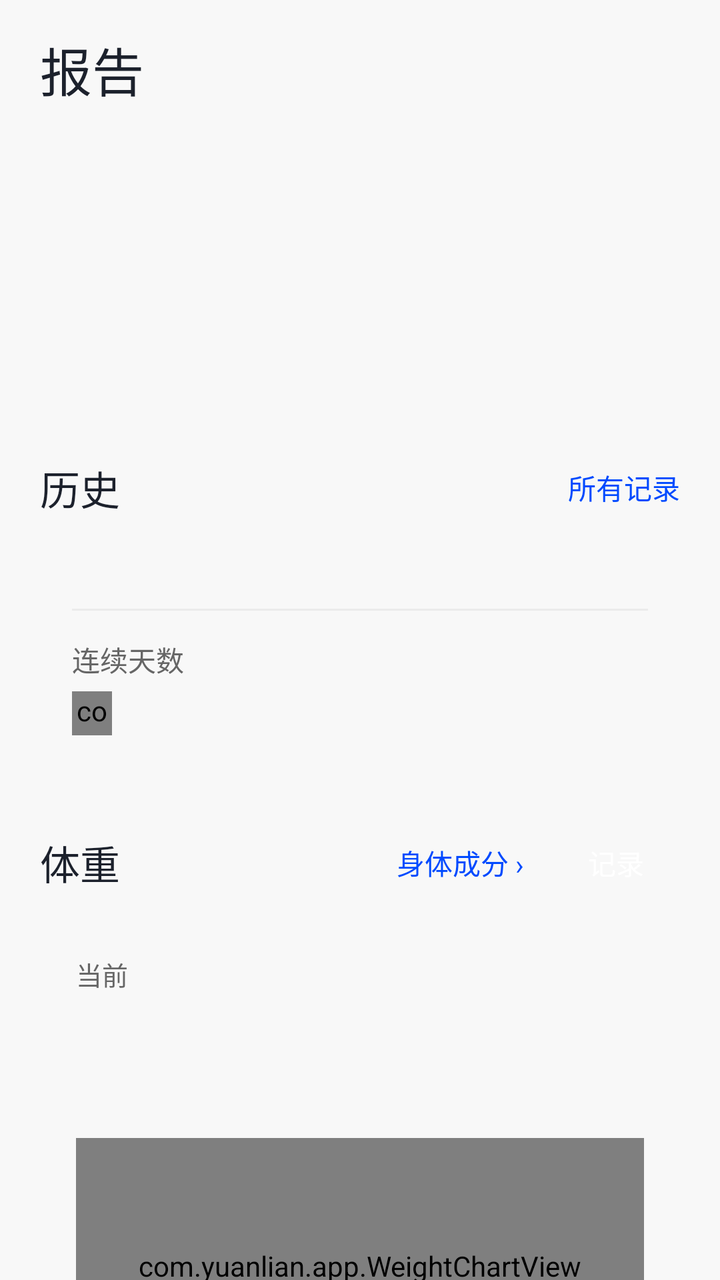
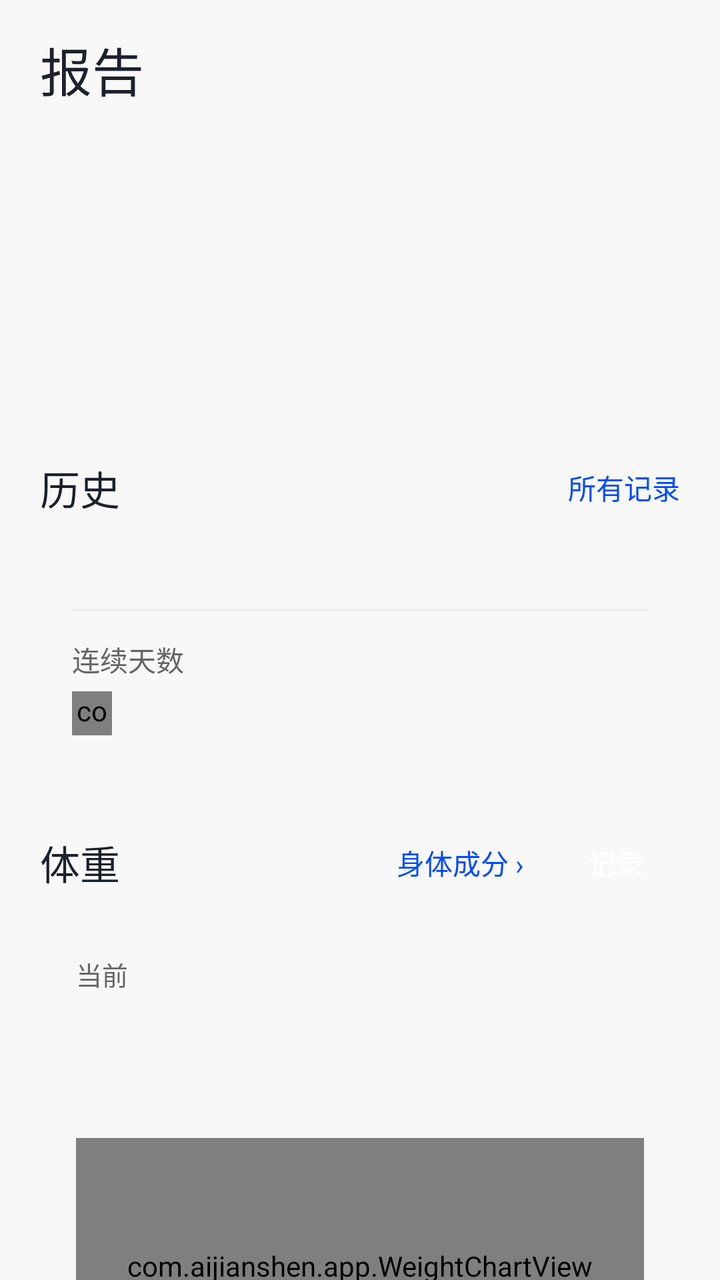

Before-and-after screenshots of an Android layout around one commit, followed by the original layout XML and the change that was made.
<!-- AndroidManifest.xml: application theme AppTheme -->
<!-- res/layout/activity_report.xml -->
<?xml version="1.0" encoding="utf-8"?>
<LinearLayout xmlns:android="http://schemas.android.com/apk/res/android"
    android:id="@+id/root"
    android:layout_width="match_parent"
    android:layout_height="match_parent"
    android:background="@color/bg"
    android:orientation="vertical">

    <ScrollView
        android:layout_width="match_parent"
        android:layout_height="0dp"
        android:layout_weight="1"
        android:clipToPadding="false"
        android:fillViewport="true"
        android:scrollbars="none">

        <LinearLayout
            android:layout_width="match_parent"
            android:layout_height="wrap_content"
            android:orientation="vertical"
            android:paddingLeft="20dp"
            android:paddingTop="16dp"
            android:paddingRight="20dp"
            android:paddingBottom="28dp">

            <TextView
                android:id="@+id/tv_title"
                android:layout_width="match_parent"
                android:layout_height="wrap_content"
                android:includeFontPadding="false"
                android:text="报告"
                android:textColor="@color/ink"
                android:textSize="26sp" />

            <LinearLayout
                android:id="@+id/stat_card"
                android:layout_width="match_parent"
                android:layout_height="wrap_content"
                android:layout_marginTop="18dp"
                android:orientation="horizontal"
                android:paddingTop="22dp"
                android:paddingBottom="20dp">

                <LinearLayout
                    android:id="@+id/stat_col_1"
                    android:layout_width="0dp"
                    android:layout_height="wrap_content"
                    android:layout_weight="1"
                    android:gravity="center"
                    android:orientation="vertical" />

                <LinearLayout
                    android:id="@+id/stat_col_2"
                    android:layout_width="0dp"
                    android:layout_height="wrap_content"
                    android:layout_weight="1"
                    android:gravity="center"
                    android:orientation="vertical" />

                <LinearLayout
                    android:id="@+id/stat_col_3"
                    android:layout_width="0dp"
                    android:layout_height="wrap_content"
                    android:layout_weight="1"
                    android:gravity="center"
                    android:orientation="vertical" />
            </LinearLayout>

            <LinearLayout
                android:id="@+id/heat_card"
                android:layout_width="match_parent"
                android:layout_height="wrap_content"
                android:layout_marginTop="14dp"
                android:orientation="vertical"
                android:paddingLeft="16dp"
                android:paddingTop="16dp"
                android:paddingRight="16dp"
                android:paddingBottom="16dp" />

            <LinearLayout
                android:id="@+id/part_card"
                android:layout_width="match_parent"
                android:layout_height="wrap_content"
                android:layout_marginTop="14dp"
                android:orientation="vertical"
                android:paddingLeft="16dp"
                android:paddingTop="16dp"
                android:paddingRight="16dp"
                android:paddingBottom="16dp" />

            <LinearLayout
                android:layout_width="match_parent"
                android:layout_height="wrap_content"
                android:layout_marginTop="24dp"
                android:gravity="center_vertical"
                android:orientation="horizontal">

                <TextView
                    android:layout_width="0dp"
                    android:layout_height="wrap_content"
                    android:layout_weight="1"
                    android:includeFontPadding="false"
                    android:text="历史"
                    android:textColor="@color/ink"
                    android:textSize="20sp" />

                <TextView
                    android:id="@+id/btn_all_records"
                    android:layout_width="wrap_content"
                    android:layout_height="wrap_content"
                    android:paddingLeft="10dp"
                    android:paddingTop="4dp"
                    android:paddingBottom="4dp"
                    android:text="所有记录"
                    android:textColor="@color/accent"
                    android:textSize="14sp" />
            </LinearLayout>

            <LinearLayout
                android:id="@+id/history_card"
                android:layout_width="match_parent"
                android:layout_height="wrap_content"
                android:layout_marginTop="12dp"
                android:orientation="vertical"
                android:paddingLeft="16dp"
                android:paddingTop="18dp"
                android:paddingRight="16dp"
                android:paddingBottom="18dp">

                <LinearLayout
                    android:id="@+id/week_strip"
                    android:layout_width="match_parent"
                    android:layout_height="wrap_content"
                    android:orientation="horizontal" />

                <View
                    android:layout_width="match_parent"
                    android:layout_height="1dp"
                    android:layout_marginTop="16dp"
                    android:background="@color/line" />

                <TextView
                    android:layout_width="wrap_content"
                    android:layout_height="wrap_content"
                    android:layout_marginTop="14dp"
                    android:text="连续天数"
                    android:textColor="@color/ink_muted"
                    android:textSize="14sp" />

                <LinearLayout
                    android:layout_width="wrap_content"
                    android:layout_height="wrap_content"
                    android:layout_marginTop="2dp"
                    android:gravity="center_vertical"
                    android:orientation="horizontal">

                    <com.yuanlian.app.IconView
                        android:id="@+id/icon_flame"
                        android:layout_width="20dp"
                        android:layout_height="22dp" />

                    <TextView
                        android:id="@+id/tv_streak"
                        android:layout_width="wrap_content"
                        android:layout_height="wrap_content"
                        android:layout_marginLeft="8dp"
                        android:includeFontPadding="false"
                        android:textColor="@color/ink"
                        android:textSize="25sp" />
                </LinearLayout>
            </LinearLayout>

            <LinearLayout
                android:layout_width="match_parent"
                android:layout_height="wrap_content"
                android:layout_marginTop="24dp"
                android:gravity="center_vertical"
                android:orientation="horizontal">

                <TextView
                    android:layout_width="0dp"
                    android:layout_height="wrap_content"
                    android:layout_weight="1"
                    android:includeFontPadding="false"
                    android:text="体重"
                    android:textColor="@color/ink"
                    android:textSize="20sp" />

                <TextView
                    android:id="@+id/btn_body_comp"
                    android:layout_width="wrap_content"
                    android:layout_height="36dp"
                    android:gravity="center"
                    android:paddingLeft="12dp"
                    android:paddingRight="14dp"
                    android:text="身体成分 ›"
                    android:textColor="@color/accent"
                    android:textSize="14sp" />

                <TextView
                    android:id="@+id/btn_weight_log"
                    android:layout_width="wrap_content"
                    android:layout_height="36dp"
                    android:gravity="center"
                    android:paddingLeft="18dp"
                    android:paddingRight="18dp"
                    android:text="记录"
                    android:textColor="@color/white"
                    android:textSize="14sp" />
            </LinearLayout>

            <LinearLayout
                android:id="@+id/weight_card"
                android:layout_width="match_parent"
                android:layout_height="wrap_content"
                android:layout_marginTop="12dp"
                android:orientation="vertical"
                android:paddingLeft="18dp"
                android:paddingTop="16dp"
                android:paddingRight="18dp"
                android:paddingBottom="14dp">

                <LinearLayout
                    android:layout_width="match_parent"
                    android:layout_height="wrap_content"
                    android:orientation="horizontal">

                    <LinearLayout
                        android:layout_width="0dp"
                        android:layout_height="wrap_content"
                        android:layout_weight="1"
                        android:orientation="vertical">

                        <TextView
                            android:layout_width="wrap_content"
                            android:layout_height="wrap_content"
                            android:text="当前"
                            android:textColor="@color/ink_muted"
                            android:textSize="13sp" />

                        <TextView
                            android:id="@+id/tv_weight"
                            android:layout_width="wrap_content"
                            android:layout_height="wrap_content"
                            android:layout_marginTop="3dp"
                            android:includeFontPadding="false"
                            android:textColor="@color/ink"
                            android:textSize="29sp" />
                    </LinearLayout>

                    <LinearLayout
                        android:layout_width="wrap_content"
                        android:layout_height="wrap_content"
                        android:orientation="vertical">

                        <TextView
                            android:id="@+id/tv_weight_max"
                            android:layout_width="wrap_content"
                            android:layout_height="wrap_content"
                            android:textColor="@color/ink_muted"
                            android:textSize="13sp" />

                        <TextView
                            android:id="@+id/tv_weight_min"
                            android:layout_width="wrap_content"
                            android:layout_height="wrap_content"
                            android:layout_marginTop="5dp"
                            android:textColor="@color/ink_muted"
                            android:textSize="13sp" />
                    </LinearLayout>
                </LinearLayout>

                <TextView
                    android:id="@+id/tv_bmi"
                    android:layout_width="match_parent"
                    android:layout_height="wrap_content"
                    android:layout_marginTop="9dp"
                    android:lineSpacingExtra="3dp"
                    android:textColor="@color/ink_soft"
                    android:textSize="12sp" />

                <com.yuanlian.app.WeightChartView
                    android:id="@+id/weight_chart"
                    android:layout_width="match_parent"
                    android:layout_height="128dp"
                    android:layout_marginTop="10dp" />
            </LinearLayout>

            <LinearLayout
                android:layout_width="match_parent"
                android:layout_height="wrap_content"
                android:layout_marginTop="24dp"
                android:gravity="center_vertical"
                android:orientation="horizontal">

                <TextView
                    android:layout_width="0dp"
                    android:layout_height="wrap_content"
                    android:layout_weight="1"
                    android:includeFontPadding="false"
                    android:text="手动补记"
                    android:textColor="@color/ink"
                    android:textSize="20sp" />

                <TextView
                    android:id="@+id/btn_log"
                    android:layout_width="wrap_content"
                    android:layout_height="36dp"
                    android:paddingLeft="18dp"
                    android:paddingRight="18dp"
                    android:gravity="center"
                    android:text="补记"
                    android:textColor="@color/white"
                    android:textSize="14sp" />
            </LinearLayout>

            <LinearLayout
                android:id="@+id/volume_card"
                android:layout_width="match_parent"
                android:layout_height="wrap_content"
                android:layout_marginTop="12dp"
                android:orientation="vertical"
                android:paddingLeft="18dp"
                android:paddingTop="18dp"
                android:paddingRight="18dp"
                android:paddingBottom="14dp">

                <LinearLayout
                    android:layout_width="match_parent"
                    android:layout_height="wrap_content"
                    android:orientation="horizontal">

                    <LinearLayout
                        android:layout_width="0dp"
                        android:layout_height="wrap_content"
                        android:layout_weight="1"
                        android:orientation="vertical">

                        <TextView
                            android:layout_width="wrap_content"
                            android:layout_height="wrap_content"
                            android:text="本周累计"
                            android:textColor="@color/ink_muted"
                            android:textSize="13sp" />

                        <TextView
                            android:id="@+id/tv_total"
                            android:layout_width="wrap_content"
                            android:layout_height="wrap_content"
                            android:layout_marginTop="4dp"
                            android:includeFontPadding="false"
                            android:textColor="@color/ink"
                            android:textSize="29sp" />
                    </LinearLayout>

                    <LinearLayout
                        android:layout_width="wrap_content"
                        android:layout_height="wrap_content"
                        android:orientation="vertical">

                        <TextView
                            android:id="@+id/tv_avg"
                            android:layout_width="wrap_content"
                            android:layout_height="wrap_content"
                            android:textColor="@color/ink_muted"
                            android:textSize="13sp" />

                        <TextView
                            android:id="@+id/tv_max"
                            android:layout_width="wrap_content"
                            android:layout_height="wrap_content"
                            android:layout_marginTop="5dp"
                            android:textColor="@color/ink_muted"
                            android:textSize="13sp" />
                    </LinearLayout>
                </LinearLayout>

                <com.yuanlian.app.QuickChartView
                    android:id="@+id/chart"
                    android:layout_width="match_parent"
                    android:layout_height="168dp"
                    android:layout_marginTop="10dp" />

                <LinearLayout
                    android:id="@+id/chart_labels"
                    android:layout_width="match_parent"
                    android:layout_height="wrap_content"
                    android:orientation="horizontal" />
            </LinearLayout>

        </LinearLayout>
    </ScrollView>

    <FrameLayout
        android:id="@+id/nav_holder"
        android:layout_width="match_parent"
        android:layout_height="wrap_content" />

</LinearLayout>
<!-- resources referenced by this layout -->
<resources>
  <color name="accent">#004AFF</color>
  <color name="bg">#F8F8F8</color>
  <color name="ink">#1C212C</color>
  <color name="ink_muted">#666666</color>
  <color name="ink_soft">#888888</color>
  <color name="line">#EBEBEB</color>
  <color name="white">#FFFFFF</color>
  <style name="AppTheme" parent="@android:style/Theme.Material.Light.NoActionBar">
          <item name="android:windowBackground">#F8F8F8</item>
          <item name="android:statusBarColor">#F8F8F8</item>
          <item name="android:navigationBarColor">#F8F8F8</item>
          <item name="android:windowLightStatusBar">true</item>
          <item name="android:colorAccent">#004AFF</item>
      </style>
</resources>

<!-- the commit's change to res/layout/activity_report.xml (unified diff, before → after) -->
@@ -154,7 +154,7 @@
                     android:gravity="center_vertical"
                     android:orientation="horizontal">
 
-                    <com.yuanlian.app.IconView
+                    <com.aijianshen.app.IconView
                         android:id="@+id/icon_flame"
                         android:layout_width="20dp"
                         android:layout_height="22dp" />
@@ -279,7 +279,7 @@
                     android:textColor="@color/ink_soft"
                     android:textSize="12sp" />
 
-                <com.yuanlian.app.WeightChartView
+                <com.aijianshen.app.WeightChartView
                     android:id="@+id/weight_chart"
                     android:layout_width="match_parent"
                     android:layout_height="128dp"
@@ -375,7 +375,7 @@
                     </LinearLayout>
                 </LinearLayout>
 
-                <com.yuanlian.app.QuickChartView
+                <com.aijianshen.app.QuickChartView
                     android:id="@+id/chart"
                     android:layout_width="match_parent"
                     android:layout_height="168dp"
